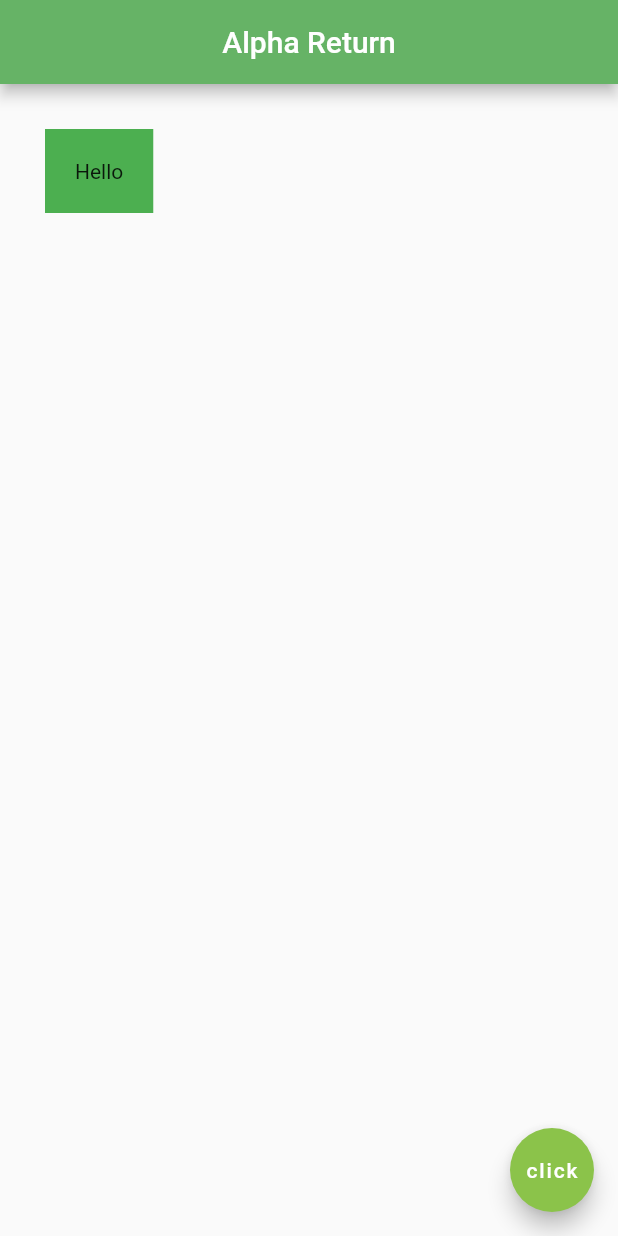
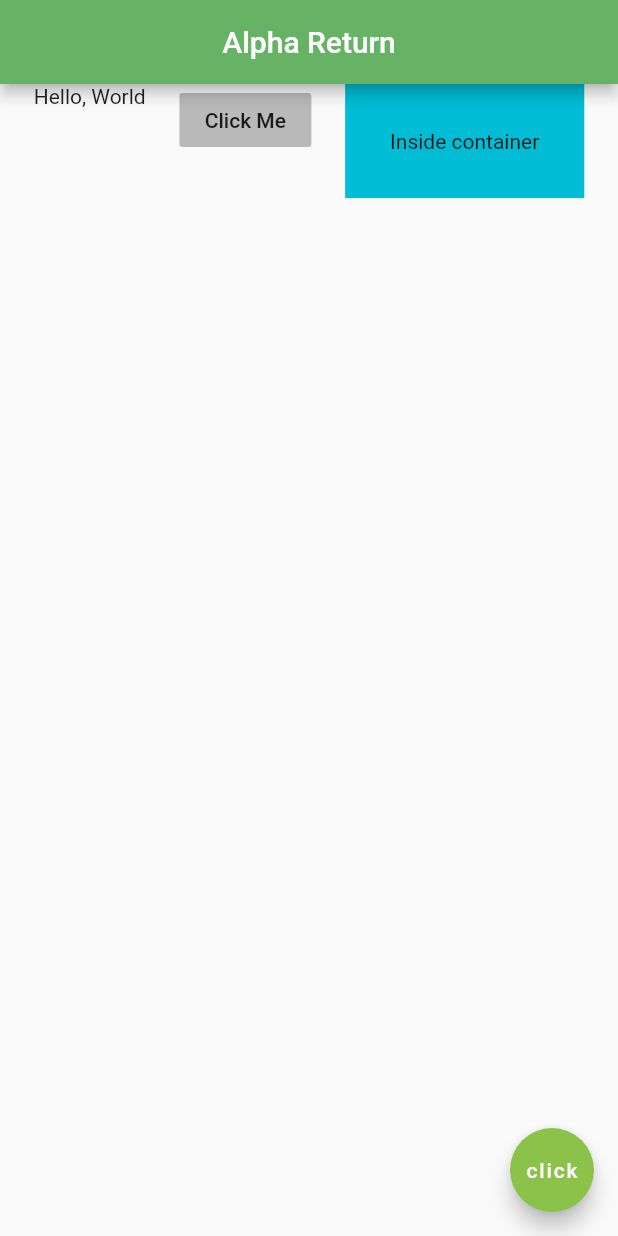
Before and after one commit to andrew-d-gordon/alpha-return, a Flutter app: the screen it shows after launch, on a phone screen of 412 x 824 dp. Run offline on Flutter 3.47's test engine with Material 2 defaults, Android fonts, the phone set to English and light mode, and no system bars.

Commit message:
Flutter Rows

```diff
--- a/src/flutter_src/lib/main.dart
+++ b/src/flutter_src/lib/main.dart
@@ -1,4 +1,5 @@
 import 'package:flutter/material.dart';
+import 'package:flutter/widgets.dart';
 
 void main() => runApp(MaterialApp(
   home: Home(),
@@ -22,15 +23,22 @@
         centerTitle: true,
         backgroundColor: Color(0xff66b366),
       ),
-      body: /*Padding(
-        padding: EdgeInsets.all(30.0),
-        child: Text('Hello'),
-      ),*/
-      Container(
-        padding: EdgeInsets.all(20.0),
-        margin: EdgeInsets.all(30.0),
-        color: Colors.green,
-        child: Text('Hello')
+      body: Row(
+        mainAxisAlignment: MainAxisAlignment.spaceEvenly, // Horizontal Spacing
+        crossAxisAlignment: CrossAxisAlignment.start, // Vertical Spacing
+        children: <Widget>[
+          Text('Hello, World'),
+          FlatButton(
+            onPressed: () {},
+            color: Colors.black26,
+            child: Text('Click Me'),
+          ),
+          Container(
+            color: Colors.cyan,
+            padding: EdgeInsets.all(30.0),
+            child: Text('Inside container'),
+          )
+        ]
       ),
       floatingActionButton: const FloatingActionButton(
         child: Text('click'),
```
